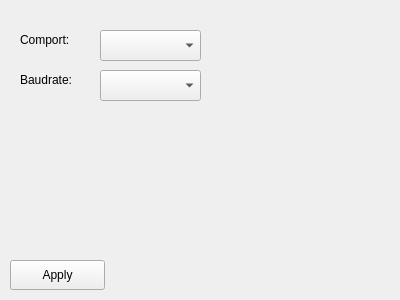
Above: serialsetting.ui from BastianGschrey/PowerTune before the change. Below: the same form after it.
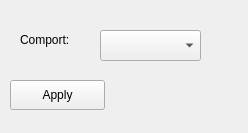
That is the form after the change.

```diff
--- a/serialsetting.ui
+++ b/serialsetting.ui
@@ -6,28 +6,18 @@
    <rect>
     <x>0</x>
     <y>0</y>
-    <width>400</width>
-    <height>300</height>
+    <width>248</width>
+    <height>133</height>
    </rect>
   </property>
   <property name="windowTitle">
    <string>Form</string>
   </property>
-  <widget class="QComboBox" name="cboBaudRate">
-   <property name="geometry">
-    <rect>
-     <x>100</x>
-     <y>70</y>
-     <width>101</width>
-     <height>31</height>
-    </rect>
-   </property>
-  </widget>
   <widget class="QPushButton" name="btnApply">
    <property name="geometry">
     <rect>
      <x>10</x>
-     <y>260</y>
+     <y>80</y>
      <width>95</width>
      <height>30</height>
     </rect>
@@ -46,19 +36,6 @@
     </rect>
    </property>
   </widget>
-  <widget class="QLabel" name="label">
-   <property name="geometry">
-    <rect>
-     <x>20</x>
-     <y>70</y>
-     <width>67</width>
-     <height>20</height>
-    </rect>
-   </property>
-   <property name="text">
-    <string>Baudrate:</string>
-   </property>
-  </widget>
   <widget class="QLabel" name="label_2">
    <property name="geometry">
     <rect>
```
